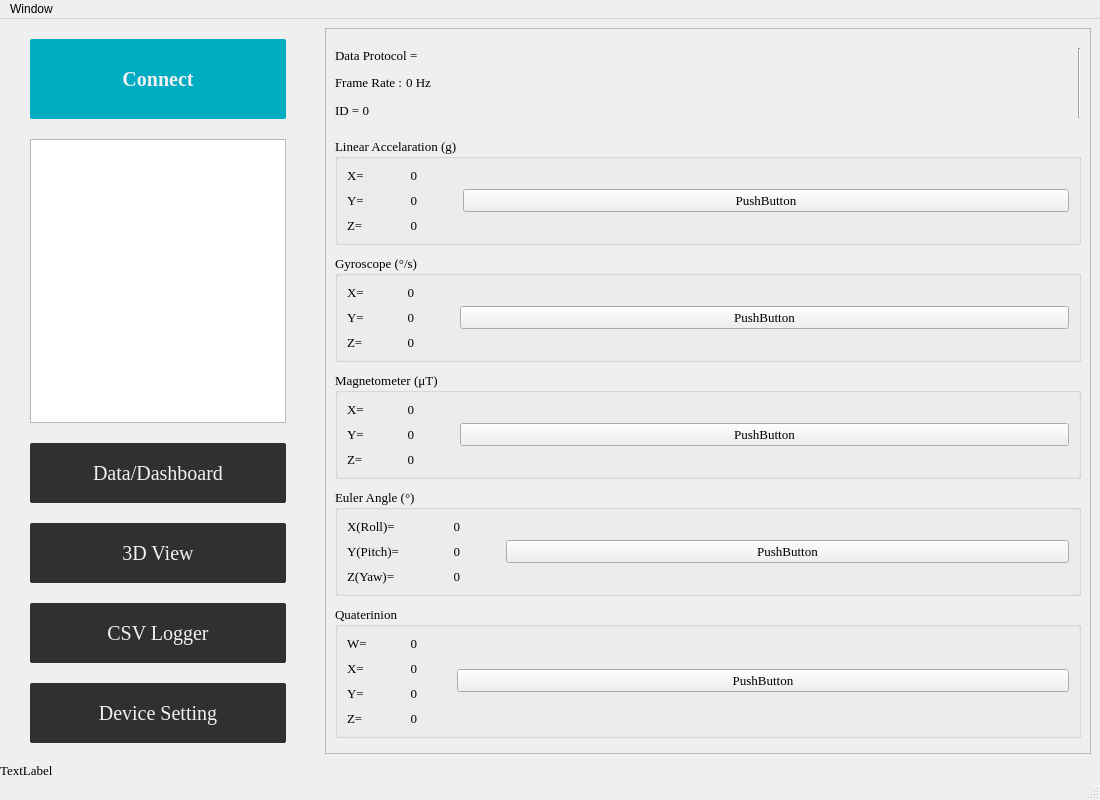
Above: CHCenter/baseform.ui from dongFangTuring/CHCenter before the change. Below: the same form after it.
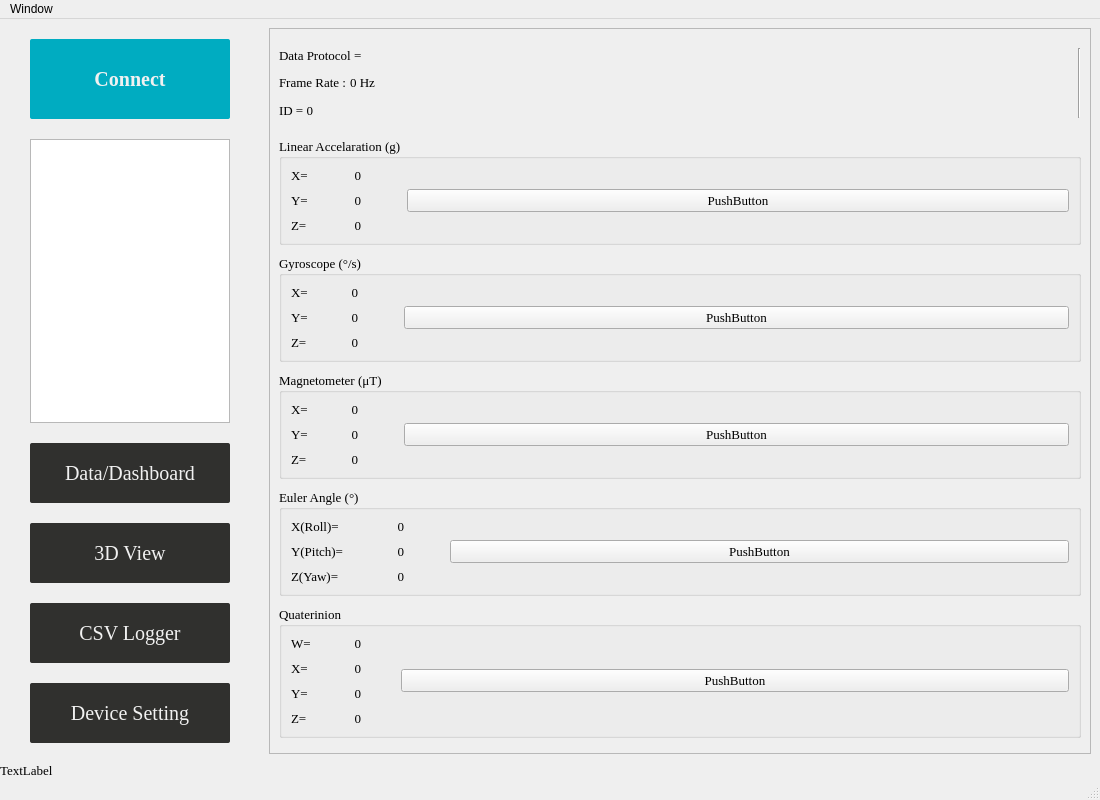
That is the form after the change. The open tabs and pages were chosen to show the change.

```diff
--- a/CHCenter/baseform.ui
+++ b/CHCenter/baseform.ui
@@ -112,6 +112,12 @@
              <height>80</height>
             </size>
            </property>
+           <property name="maximumSize">
+            <size>
+             <width>200</width>
+             <height>80</height>
+            </size>
+           </property>
            <property name="font">
             <font>
              <family>Times New Roman</family>
@@ -148,6 +154,24 @@
          </item>
          <item>
           <widget class="QListWidget" name="ListGWNode">
+           <property name="sizePolicy">
+            <sizepolicy hsizetype="Fixed" vsizetype="MinimumExpanding">
+             <horstretch>0</horstretch>
+             <verstretch>0</verstretch>
+            </sizepolicy>
+           </property>
+           <property name="minimumSize">
+            <size>
+             <width>200</width>
+             <height>200</height>
+            </size>
+           </property>
+           <property name="maximumSize">
+            <size>
+             <width>200</width>
+             <height>16777215</height>
+            </size>
+           </property>
            <property name="styleSheet">
             <string notr="true">QListWidget::item:selected{
 background: white;
@@ -172,7 +196,13 @@
            </property>
            <property name="minimumSize">
             <size>
-             <width>150</width>
+             <width>200</width>
+             <height>60</height>
+            </size>
+           </property>
+           <property name="maximumSize">
+            <size>
+             <width>200</width>
              <height>60</height>
             </size>
            </property>
@@ -219,7 +249,13 @@
            </property>
            <property name="minimumSize">
             <size>
-             <width>150</width>
+             <width>200</width>
+             <height>60</height>
+            </size>
+           </property>
+           <property name="maximumSize">
+            <size>
+             <width>200</width>
              <height>60</height>
             </size>
            </property>
@@ -266,7 +302,13 @@
            </property>
            <property name="minimumSize">
             <size>
-             <width>150</width>
+             <width>200</width>
+             <height>60</height>
+            </size>
+           </property>
+           <property name="maximumSize">
+            <size>
+             <width>200</width>
              <height>60</height>
             </size>
            </property>
@@ -313,7 +355,13 @@
            </property>
            <property name="minimumSize">
             <size>
-             <width>150</width>
+             <width>200</width>
+             <height>60</height>
+            </size>
+           </property>
+           <property name="maximumSize">
+            <size>
+             <width>200</width>
              <height>60</height>
             </size>
            </property>
@@ -385,7 +433,7 @@
               <rect>
                <x>0</x>
                <y>0</y>
-               <width>737</width>
+               <width>383</width>
                <height>807</height>
               </rect>
              </property>
```
